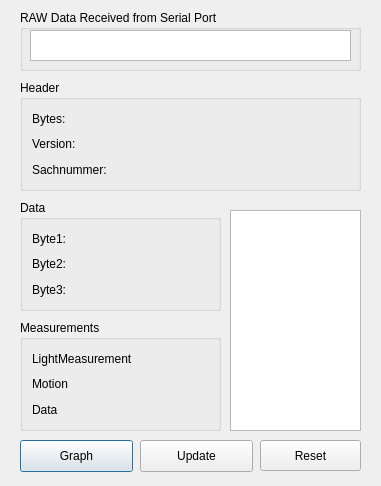
Above: mydialog.ui from lj8385174/terminalQt before the change. Below: the same form after it.
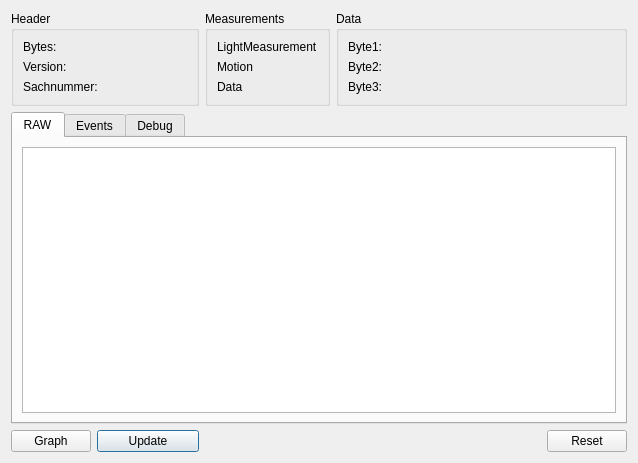
That is the form after the change.

Commit message: set new layout for mydialog

What changed in the file:
```diff
--- a/mydialog.ui
+++ b/mydialog.ui
@@ -6,110 +6,56 @@
    <rect>
     <x>0</x>
     <y>0</y>
-    <width>381</width>
-    <height>486</height>
+    <width>638</width>
+    <height>463</height>
    </rect>
   </property>
+  <property name="sizePolicy">
+   <sizepolicy hsizetype="Preferred" vsizetype="Preferred">
+    <horstretch>0</horstretch>
+    <verstretch>0</verstretch>
+   </sizepolicy>
+  </property>
   <property name="windowTitle">
    <string>Dialog</string>
   </property>
-  <widget class="QPushButton" name="GraphButton">
-   <property name="geometry">
-    <rect>
-     <x>20</x>
-     <y>440</y>
-     <width>113</width>
-     <height>32</height>
-    </rect>
-   </property>
-   <property name="text">
-    <string>Graph</string>
-   </property>
-  </widget>
-  <widget class="QGroupBox" name="groupBox">
-   <property name="geometry">
-    <rect>
-     <x>20</x>
-     <y>80</y>
-     <width>341</width>
-     <height>111</height>
-    </rect>
-   </property>
-   <property name="title">
-    <string>Header</string>
-   </property>
    <layout class="QVBoxLayout" name="verticalLayout_3">
     <item>
-     <widget class="QLabel" name="label_bytes">
-      <property name="sizePolicy">
-       <sizepolicy hsizetype="Preferred" vsizetype="Preferred">
-        <horstretch>0</horstretch>
-        <verstretch>0</verstretch>
-       </sizepolicy>
-      </property>
-      <property name="text">
-       <string>Bytes: </string>
-      </property>
-     </widget>
-    </item>
-    <item>
-     <widget class="QLabel" name="label_version">
-      <property name="sizePolicy">
-       <sizepolicy hsizetype="Preferred" vsizetype="Preferred">
-        <horstretch>0</horstretch>
-        <verstretch>0</verstretch>
-       </sizepolicy>
-      </property>
-      <property name="text">
-       <string>Version: </string>
-      </property>
-     </widget>
-    </item>
-    <item>
-     <widget class="QLabel" name="label_sachnummer">
-      <property name="sizePolicy">
-       <sizepolicy hsizetype="Preferred" vsizetype="Preferred">
-        <horstretch>0</horstretch>
-        <verstretch>0</verstretch>
-       </sizepolicy>
-      </property>
-      <property name="text">
-       <string>Sachnummer: </string>
-      </property>
-     </widget>
-    </item>
-   </layout>
-  </widget>
-  <widget class="QPushButton" name="Update">
-   <property name="geometry">
-    <rect>
-     <x>140</x>
-     <y>440</y>
-     <width>113</width>
-     <height>32</height>
-    </rect>
-   </property>
-   <property name="text">
-    <string>Update</string>
-   </property>
-  </widget>
+    <layout class="QGridLayout" name="gridLayout">
+     <property name="topMargin">
+      <number>0</number>
+     </property>
+     <property name="horizontalSpacing">
+      <number>-1</number>
+     </property>
+     <item row="0" column="4" colspan="5">
   <widget class="QGroupBox" name="groupBox_2">
-   <property name="geometry">
-    <rect>
-     <x>20</x>
-     <y>200</y>
-     <width>201</width>
-     <height>111</height>
-    </rect>
+       <property name="sizePolicy">
+        <sizepolicy hsizetype="Expanding" vsizetype="Fixed">
+         <horstretch>0</horstretch>
+         <verstretch>0</verstretch>
+        </sizepolicy>
+       </property>
+       <property name="minimumSize">
+        <size>
+         <width>0</width>
+         <height>0</height>
+        </size>
+       </property>
+       <property name="maximumSize">
+        <size>
+         <width>16777215</width>
+         <height>16777215</height>
+        </size>
    </property>
    <property name="title">
     <string>Data</string>
    </property>
-   <layout class="QVBoxLayout" name="verticalLayout_4">
+       <layout class="QVBoxLayout" name="verticalLayout_6">
     <item>
      <widget class="QLabel" name="label_byte1">
       <property name="sizePolicy">
-       <sizepolicy hsizetype="Preferred" vsizetype="Preferred">
+           <sizepolicy hsizetype="Maximum" vsizetype="Fixed">
         <horstretch>0</horstretch>
         <verstretch>0</verstretch>
        </sizepolicy>
@@ -122,7 +68,7 @@
     <item>
      <widget class="QLabel" name="label_byte2">
       <property name="sizePolicy">
-       <sizepolicy hsizetype="Preferred" vsizetype="Preferred">
+           <sizepolicy hsizetype="Maximum" vsizetype="Fixed">
         <horstretch>0</horstretch>
         <verstretch>0</verstretch>
        </sizepolicy>
@@ -135,7 +81,7 @@
     <item>
      <widget class="QLabel" name="label_byte3">
       <property name="sizePolicy">
-       <sizepolicy hsizetype="Preferred" vsizetype="Preferred">
+           <sizepolicy hsizetype="Maximum" vsizetype="Fixed">
         <horstretch>0</horstretch>
         <verstretch>0</verstretch>
        </sizepolicy>
@@ -147,15 +93,114 @@
     </item>
    </layout>
   </widget>
+     </item>
+     <item row="0" column="0" colspan="3">
+      <widget class="QGroupBox" name="groupBox">
+       <property name="sizePolicy">
+        <sizepolicy hsizetype="Preferred" vsizetype="Fixed">
+         <horstretch>0</horstretch>
+         <verstretch>0</verstretch>
+        </sizepolicy>
+       </property>
+       <property name="minimumSize">
+        <size>
+         <width>0</width>
+         <height>0</height>
+        </size>
+       </property>
+       <property name="title">
+        <string>Header</string>
+       </property>
+       <layout class="QVBoxLayout" name="verticalLayout">
+        <item>
+         <widget class="QLabel" name="label_bytes">
+          <property name="sizePolicy">
+           <sizepolicy hsizetype="Maximum" vsizetype="Fixed">
+            <horstretch>0</horstretch>
+            <verstretch>0</verstretch>
+           </sizepolicy>
+          </property>
+          <property name="text">
+           <string>Bytes: </string>
+          </property>
+         </widget>
+        </item>
+        <item>
+         <widget class="QLabel" name="label_version">
+          <property name="sizePolicy">
+           <sizepolicy hsizetype="Maximum" vsizetype="Fixed">
+            <horstretch>0</horstretch>
+            <verstretch>0</verstretch>
+           </sizepolicy>
+          </property>
+          <property name="text">
+           <string>Version: </string>
+          </property>
+         </widget>
+        </item>
+        <item>
+         <widget class="QLabel" name="label_sachnummer">
+          <property name="sizePolicy">
+           <sizepolicy hsizetype="Maximum" vsizetype="Fixed">
+            <horstretch>0</horstretch>
+            <verstretch>0</verstretch>
+           </sizepolicy>
+          </property>
+          <property name="text">
+           <string>Sachnummer: </string>
+          </property>
+         </widget>
+        </item>
+       </layout>
+      </widget>
+     </item>
+     <item row="1" column="0" colspan="9">
+      <widget class="QTabWidget" name="tabWidget">
+       <property name="sizePolicy">
+        <sizepolicy hsizetype="Preferred" vsizetype="Preferred">
+         <horstretch>0</horstretch>
+         <verstretch>0</verstretch>
+        </sizepolicy>
+       </property>
+       <property name="currentIndex">
+        <number>0</number>
+       </property>
+       <widget class="QWidget" name="RawTab">
+        <attribute name="title">
+         <string>RAW</string>
+        </attribute>
+        <layout class="QHBoxLayout" name="horizontalLayout">
+         <item>
+          <widget class="QPlainTextEdit" name="plainTextEdit">
+           <property name="sizePolicy">
+            <sizepolicy hsizetype="Preferred" vsizetype="Preferred">
+             <horstretch>0</horstretch>
+             <verstretch>0</verstretch>
+            </sizepolicy>
+           </property>
+           <property name="maximumSize">
+            <size>
+             <width>16777215</width>
+             <height>16777215</height>
+            </size>
+           </property>
+           <property name="documentTitle">
+            <string/>
+           </property>
+           <property name="placeholderText">
+            <string/>
+           </property>
+          </widget>
+         </item>
+        </layout>
+       </widget>
+       <widget class="QWidget" name="EventTab">
+        <attribute name="title">
+         <string>Events</string>
+        </attribute>
+        <layout class="QHBoxLayout" name="horizontalLayout_2">
+         <item>
   <widget class="QPlainTextEdit" name="EventList">
-   <property name="geometry">
-    <rect>
-     <x>230</x>
-     <y>210</y>
-     <width>131</width>
-     <height>221</height>
-    </rect>
-   </property>
    <property name="sizePolicy">
     <sizepolicy hsizetype="Preferred" vsizetype="Preferred">
      <horstretch>0</horstretch>
@@ -164,7 +209,7 @@
    </property>
    <property name="maximumSize">
     <size>
-     <width>341</width>
+             <width>16777215</width>
      <height>16777215</height>
     </size>
    </property>
@@ -181,21 +226,61 @@
     <string/>
    </property>
   </widget>
+         </item>
+        </layout>
+       </widget>
+       <widget class="QWidget" name="DebugTab">
+        <attribute name="title">
+         <string>Debug</string>
+        </attribute>
+       </widget>
+      </widget>
+     </item>
+     <item row="2" column="1" colspan="2">
+      <widget class="QPushButton" name="Update">
+       <property name="sizePolicy">
+        <sizepolicy hsizetype="Minimum" vsizetype="Fixed">
+         <horstretch>0</horstretch>
+         <verstretch>0</verstretch>
+        </sizepolicy>
+       </property>
+       <property name="text">
+        <string>Update</string>
+       </property>
+      </widget>
+     </item>
+     <item row="0" column="3">
   <widget class="QGroupBox" name="groupBox_3">
-   <property name="geometry">
-    <rect>
-     <x>20</x>
-     <y>320</y>
-     <width>201</width>
-     <height>111</height>
-    </rect>
+       <property name="sizePolicy">
+        <sizepolicy hsizetype="Preferred" vsizetype="Fixed">
+         <horstretch>0</horstretch>
+         <verstretch>0</verstretch>
+        </sizepolicy>
+       </property>
+       <property name="minimumSize">
+        <size>
+         <width>0</width>
+         <height>0</height>
+        </size>
+       </property>
+       <property name="maximumSize">
+        <size>
+         <width>16777215</width>
+         <height>16777215</height>
+        </size>
    </property>
    <property name="title">
     <string>Measurements</string>
    </property>
-   <layout class="QVBoxLayout" name="verticalLayout">
+       <layout class="QVBoxLayout" name="verticalLayout_4">
     <item>
      <widget class="QLabel" name="LightMeasurement">
+          <property name="sizePolicy">
+           <sizepolicy hsizetype="Maximum" vsizetype="Fixed">
+            <horstretch>0</horstretch>
+            <verstretch>0</verstretch>
+           </sizepolicy>
+          </property>
       <property name="text">
        <string>LightMeasurement</string>
       </property>
@@ -203,6 +288,12 @@
     </item>
     <item>
      <widget class="QLabel" name="Motion">
+          <property name="sizePolicy">
+           <sizepolicy hsizetype="Maximum" vsizetype="Fixed">
+            <horstretch>0</horstretch>
+            <verstretch>0</verstretch>
+           </sizepolicy>
+          </property>
       <property name="text">
        <string>Motion</string>
       </property>
@@ -210,71 +301,74 @@
     </item>
     <item>
      <widget class="QLabel" name="label">
+          <property name="sizePolicy">
+           <sizepolicy hsizetype="Maximum" vsizetype="Fixed">
+            <horstretch>0</horstretch>
+            <verstretch>0</verstretch>
+           </sizepolicy>
+          </property>
       <property name="text">
        <string>Data</string>
       </property>
      </widget>
     </item>
    </layout>
-   <zorder>LightMeasurement</zorder>
-   <zorder>Motion</zorder>
-   <zorder>label_3</zorder>
-   <zorder>label</zorder>
-  </widget>
+      </widget>
+     </item>
+     <item row="2" column="0">
+      <widget class="QPushButton" name="GraphButton">
+       <property name="sizePolicy">
+        <sizepolicy hsizetype="Minimum" vsizetype="Fixed">
+         <horstretch>0</horstretch>
+         <verstretch>0</verstretch>
+        </sizepolicy>
+       </property>
+       <property name="maximumSize">
+        <size>
+         <width>16777215</width>
+         <height>16777215</height>
+        </size>
+       </property>
+       <property name="text">
+        <string>Graph</string>
+       </property>
+      </widget>
+     </item>
+     <item row="2" column="8">
   <widget class="QPushButton" name="ResetButton">
-   <property name="geometry">
-    <rect>
-     <x>260</x>
-     <y>440</y>
-     <width>101</width>
-     <height>31</height>
-    </rect>
+       <property name="sizePolicy">
+        <sizepolicy hsizetype="Minimum" vsizetype="Fixed">
+         <horstretch>0</horstretch>
+         <verstretch>0</verstretch>
+        </sizepolicy>
+       </property>
+       <property name="maximumSize">
+        <size>
+         <width>16777215</width>
+         <height>16777215</height>
+        </size>
    </property>
    <property name="text">
     <string>Reset</string>
    </property>
   </widget>
-  <widget class="QGroupBox" name="groupBox_4">
-   <property name="geometry">
-    <rect>
-     <x>20</x>
-     <y>10</y>
-     <width>341</width>
-     <height>61</height>
-    </rect>
-   </property>
-   <property name="title">
-    <string>RAW Data Received from Serial Port</string>
-   </property>
-   <widget class="QPlainTextEdit" name="plainTextEdit">
-    <property name="geometry">
-     <rect>
-      <x>10</x>
-      <y>20</y>
-      <width>321</width>
-      <height>31</height>
-     </rect>
-    </property>
-    <property name="sizePolicy">
-     <sizepolicy hsizetype="Preferred" vsizetype="Preferred">
-      <horstretch>0</horstretch>
-      <verstretch>0</verstretch>
-     </sizepolicy>
-    </property>
-    <property name="maximumSize">
+     </item>
+     <item row="2" column="3" colspan="5">
+      <spacer name="horizontalSpacer">
+       <property name="orientation">
+        <enum>Qt::Horizontal</enum>
+       </property>
+       <property name="sizeHint" stdset="0">
      <size>
-      <width>341</width>
-      <height>16777215</height>
-     </size>
-    </property>
-    <property name="documentTitle">
-     <string/>
-    </property>
-    <property name="placeholderText">
-     <string/>
-    </property>
-   </widget>
-  </widget>
+         <width>40</width>
+         <height>20</height>
+        </size>
+       </property>
+      </spacer>
+     </item>
+    </layout>
+   </item>
+  </layout>
  </widget>
  <resources/>
  <connections/>
```
Lines whose indentation alone changed are shown as unchanged. The commit also changes 2 other files.
